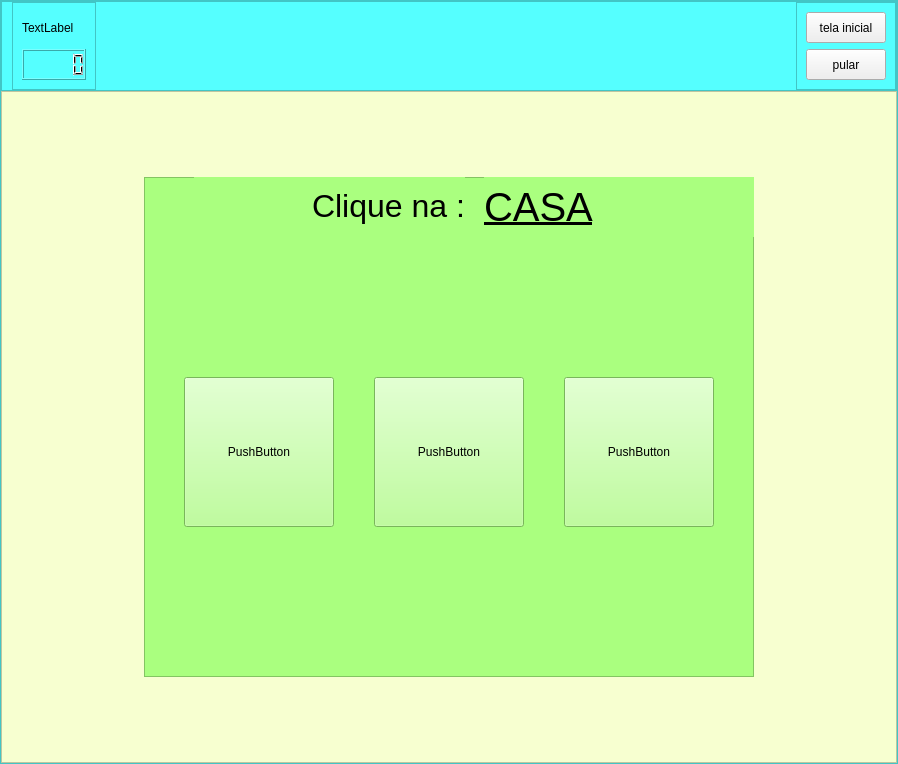
Qt form App/Desenvolvimento/src/main/python/mainUi.ui (wesleyrodrigues/TCC) before a commit.
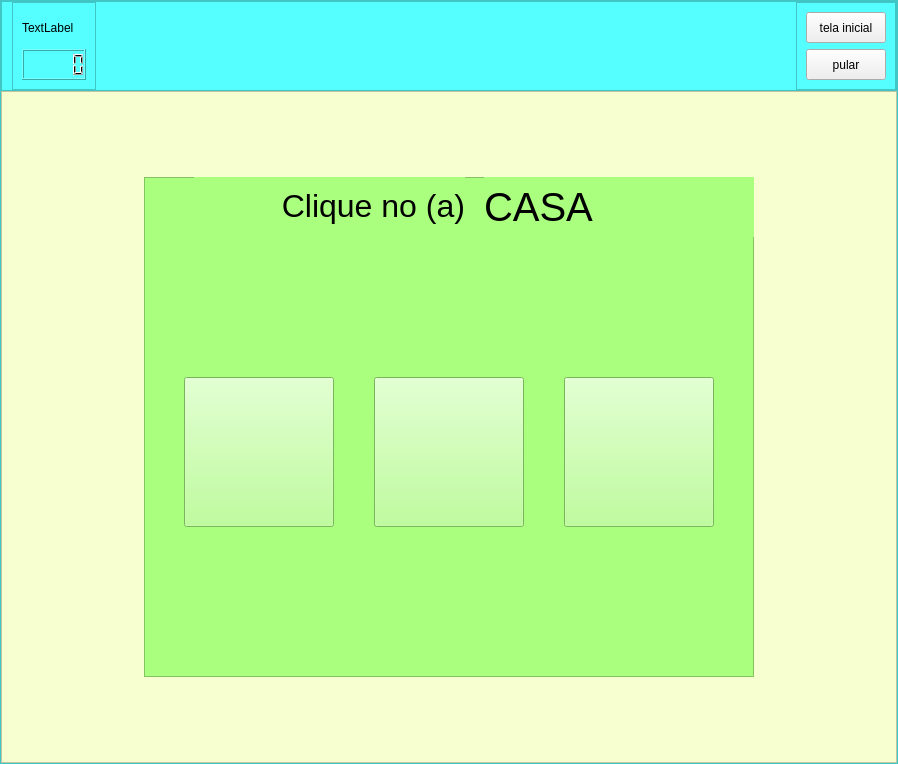
The same form after that commit. The open tabs and pages were chosen to show the change. Icons and pictures are not drawn.

Commit message: Finalizado atividade de clique na imagem

```diff
--- a/App/Desenvolvimento/src/main/python/mainUi.ui
+++ b/App/Desenvolvimento/src/main/python/mainUi.ui
@@ -1491,7 +1491,7 @@
                   </size>
                  </property>
                  <property name="text">
-                  <string>&lt;html&gt;&lt;head/&gt;&lt;body&gt;&lt;p align=&quot;right&quot;&gt;&lt;span style=&quot; font-size:24pt;&quot;&gt;Clique na :&lt;/span&gt;&lt;/p&gt;&lt;/body&gt;&lt;/html&gt;</string>
+                  <string>&lt;html&gt;&lt;head/&gt;&lt;body&gt;&lt;p align=&quot;right&quot;&gt;&lt;span style=&quot; font-size:24pt;&quot;&gt;Clique no (a)&lt;/span&gt;&lt;/p&gt;&lt;/body&gt;&lt;/html&gt;</string>
                  </property>
                 </widget>
                 <widget class="QPushButton" name="btn_imagem_1">
@@ -1504,7 +1504,7 @@
                   </rect>
                  </property>
                  <property name="text">
-                  <string>PushButton</string>
+                  <string/>
                  </property>
                 </widget>
                 <widget class="QPushButton" name="btn_imagem_2">
@@ -1517,7 +1517,7 @@
                   </rect>
                  </property>
                  <property name="text">
-                  <string>PushButton</string>
+                  <string/>
                  </property>
                 </widget>
                 <widget class="QPushButton" name="btn_imagem_3">
@@ -1530,7 +1530,7 @@
                   </rect>
                  </property>
                  <property name="text">
-                  <string>PushButton</string>
+                  <string/>
                  </property>
                 </widget>
                 <widget class="QLabel" name="l_nome_imagem">
@@ -1554,7 +1554,7 @@
                   </font>
                  </property>
                  <property name="text">
-                  <string>&lt;html&gt;&lt;head/&gt;&lt;body&gt;&lt;p&gt;&lt;span style=&quot; text-decoration: underline;&quot;&gt;CASA&lt;/span&gt;&lt;/p&gt;&lt;/body&gt;&lt;/html&gt;</string>
+                  <string>&lt;html&gt;&lt;head/&gt;&lt;body&gt;&lt;p&gt;CASA&lt;/p&gt;&lt;/body&gt;&lt;/html&gt;</string>
                  </property>
                 </widget>
                </widget>
```
Left out of the diff: 2 changed lines with no effect on the pictures. The commit also changes 5 other files.
